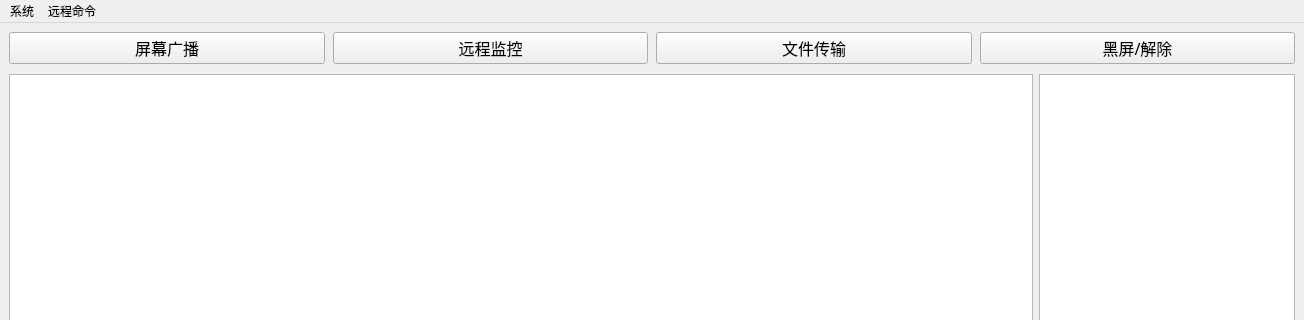
The window that Console/UI/DashboardUI.ui (yang-zhongtian/PYCM) describes before a commit, drawn with Qt 5; both pictures show x 0 to 1304 and y 0 to 320 of the 1304 by 779 pixel window.
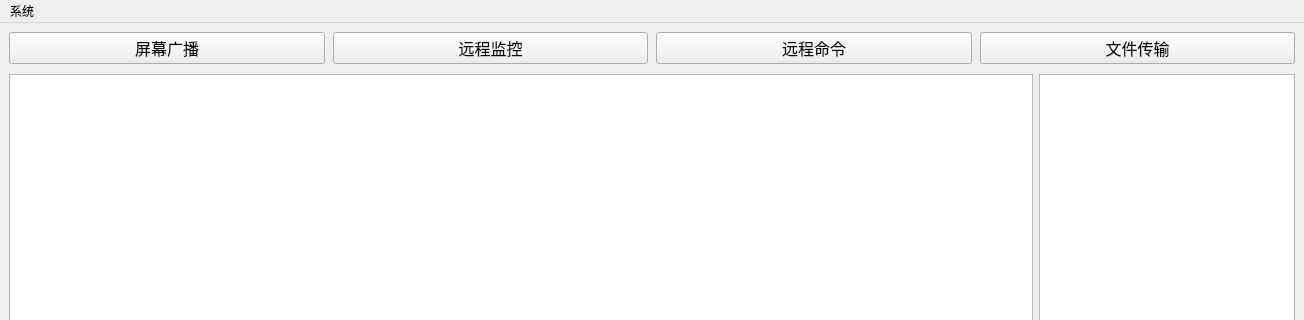
The same window after the commit. Icons and pictures are not drawn.

Commit message: [update] support remote command execution

Patch:
```diff
--- a/Console/UI/DashboardUI.ui
+++ b/Console/UI/DashboardUI.ui
@@ -116,6 +116,31 @@
            </property>
           </widget>
          </item>
+         <item>
+          <widget class="QPushButton" name="remote_command">
+           <property name="sizePolicy">
+            <sizepolicy hsizetype="Minimum" vsizetype="Minimum">
+             <horstretch>0</horstretch>
+             <verstretch>0</verstretch>
+            </sizepolicy>
+           </property>
+           <property name="minimumSize">
+            <size>
+             <width>0</width>
+             <height>0</height>
+            </size>
+           </property>
+           <property name="font">
+            <font>
+             <family>微软雅黑</family>
+             <pointsize>12</pointsize>
+            </font>
+           </property>
+           <property name="text">
+            <string>远程命令</string>
+           </property>
+          </widget>
+         </item>
          <item>
           <widget class="QPushButton" name="file_transfer">
            <property name="sizePolicy">
@@ -141,31 +166,6 @@
            </property>
           </widget>
          </item>
-         <item>
-          <widget class="QPushButton" name="toggle_black_screen">
-           <property name="sizePolicy">
-            <sizepolicy hsizetype="Minimum" vsizetype="Minimum">
-             <horstretch>0</horstretch>
-             <verstretch>0</verstretch>
-            </sizepolicy>
-           </property>
-           <property name="minimumSize">
-            <size>
-             <width>0</width>
-             <height>0</height>
-            </size>
-           </property>
-           <property name="font">
-            <font>
-             <family>微软雅黑</family>
-             <pointsize>12</pointsize>
-            </font>
-           </property>
-           <property name="text">
-            <string>黑屏/解除</string>
-           </property>
-          </widget>
-         </item>
         </layout>
        </widget>
       </item>
@@ -326,15 +326,7 @@
     <addaction name="services_operation_menu"/>
     <addaction name="exit_menu"/>
    </widget>
-   <widget class="QMenu" name="remote_operation_menu">
-    <property name="title">
-     <string>远程命令</string>
-    </property>
-    <addaction name="remote_shutdown_menu"/>
-    <addaction name="remote_reboot_menu"/>
-   </widget>
    <addaction name="menu"/>
-   <addaction name="remote_operation_menu"/>
   </widget>
   <widget class="QToolBar" name="toolBar">
    <property name="sizePolicy">
```
Left out of the diff: 17 changed lines with no effect on the pictures. The commit also changes 15 other files.
